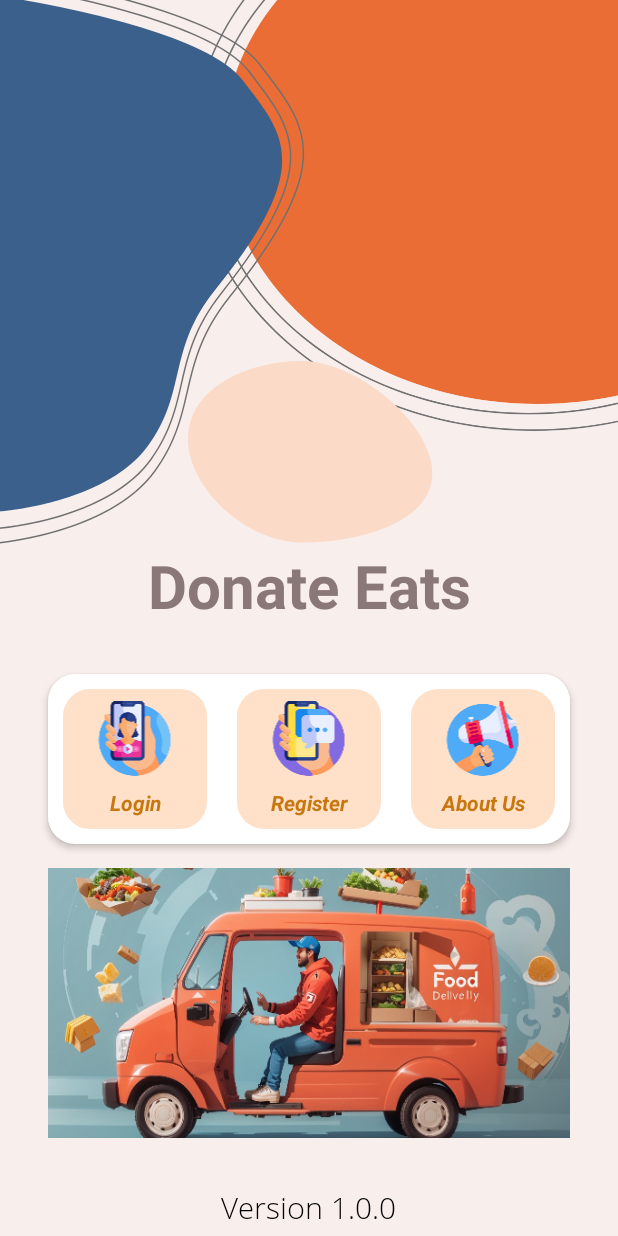
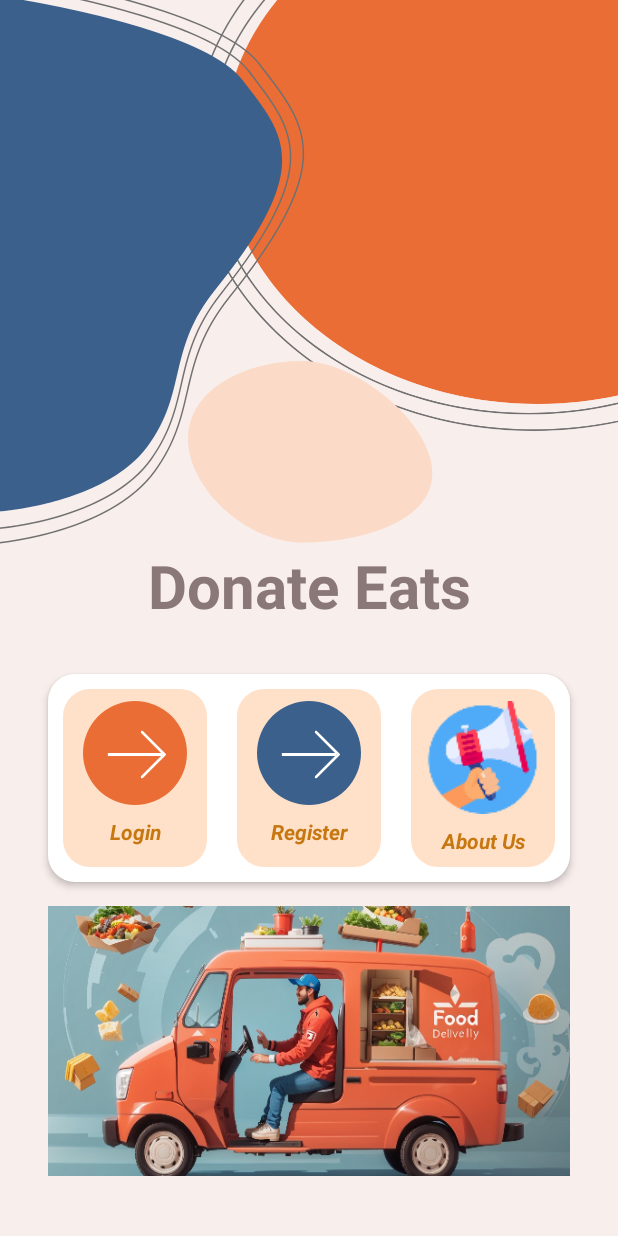
Before and after one commit to shafaeatrahman/DonateEats, an Android app: the screen it shows after launch (landingpage), on a phone screen of 412 x 824 dp. Run offline under Robolectric (Android 15) with nearby library versions, the light colour scheme and no system bars; our stand-ins replace Firebase (no records; nobody signed in at launch, a user with empty details on screens opened directly).

Commit message:
Layout allignment fixes 2

```diff
--- a/app/src/main/res/layout/activity_landingpage.xml
+++ b/app/src/main/res/layout/activity_landingpage.xml
@@ -65,7 +65,7 @@
                     android:layout_width="match_parent"
                     android:layout_height="wrap_content"
                     android:layout_margin="8dp"
-                    app:srcCompat="@drawable/video_call" />
+                    app:srcCompat="@drawable/btn_arraw1" />
 
                 <TextView
 
@@ -93,7 +93,7 @@
                     android:layout_width="match_parent"
                     android:layout_height="wrap_content"
                     android:layout_margin="8dp"
-                    app:srcCompat="@drawable/notification" />
+                    app:srcCompat="@drawable/btn_arrow2" />
 
                 <TextView
 
@@ -119,7 +119,7 @@
                 <ImageView
 
                     android:layout_width="match_parent"
-                    android:layout_height="wrap_content"
+                    android:layout_height="75dp"
                     android:layout_margin="8dp"
                     app:srcCompat="@drawable/voice_call" />
 
--- a/app/src/main/res/values/strings.xml
+++ b/app/src/main/res/values/strings.xml
@@ -5,7 +5,7 @@
     <string name="prompt_password">Password</string>
     <string name="about">About Us</string>
     <string name="history">History</string>
-    <string name="aboutus">AAHAR provides the right channels for compassionate citizens to begin and manage initiatives, that solve for hunger locally. Our mission is to make India hunger free</string>
+    <string name="aboutus">Donate Eats provides the right channels for compassionate citizens to begin and manage initiatives, that solve for hunger locally. Our mission is to make India hunger free</string>
     <string name="login">Login</string>
     <string name="donate">Donate</string>
     <string name="message">Message</string>
```
